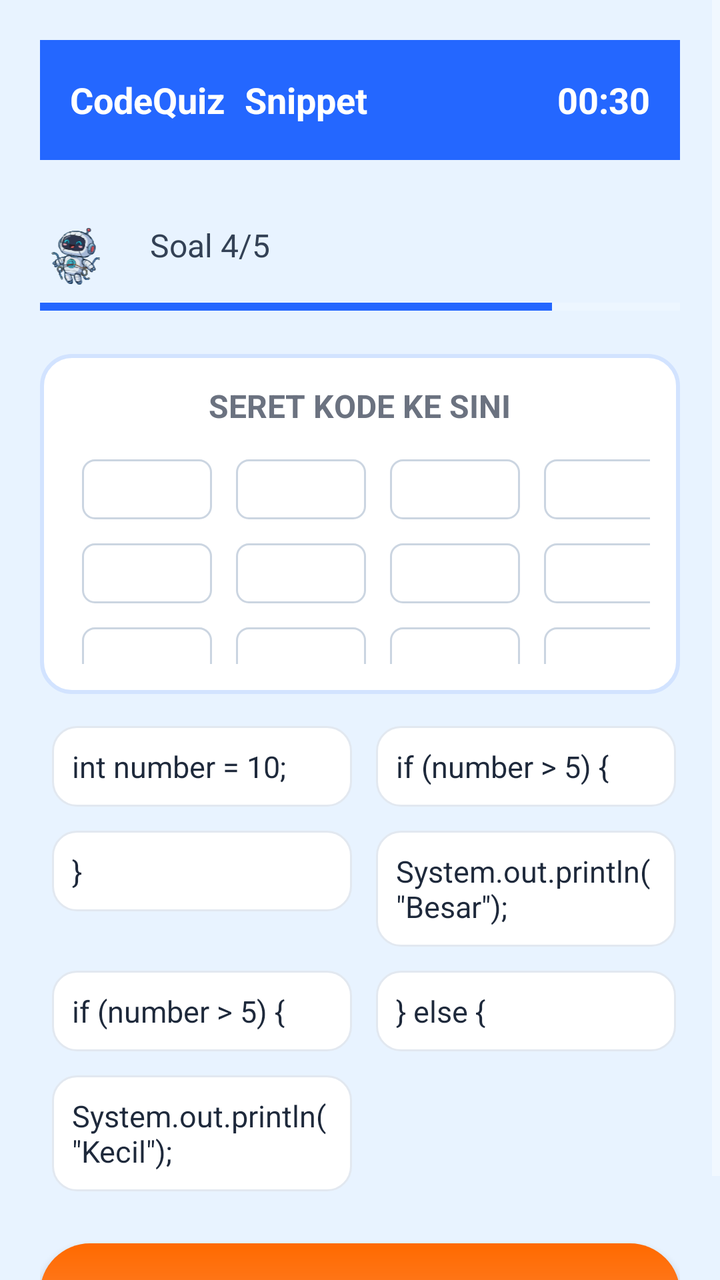
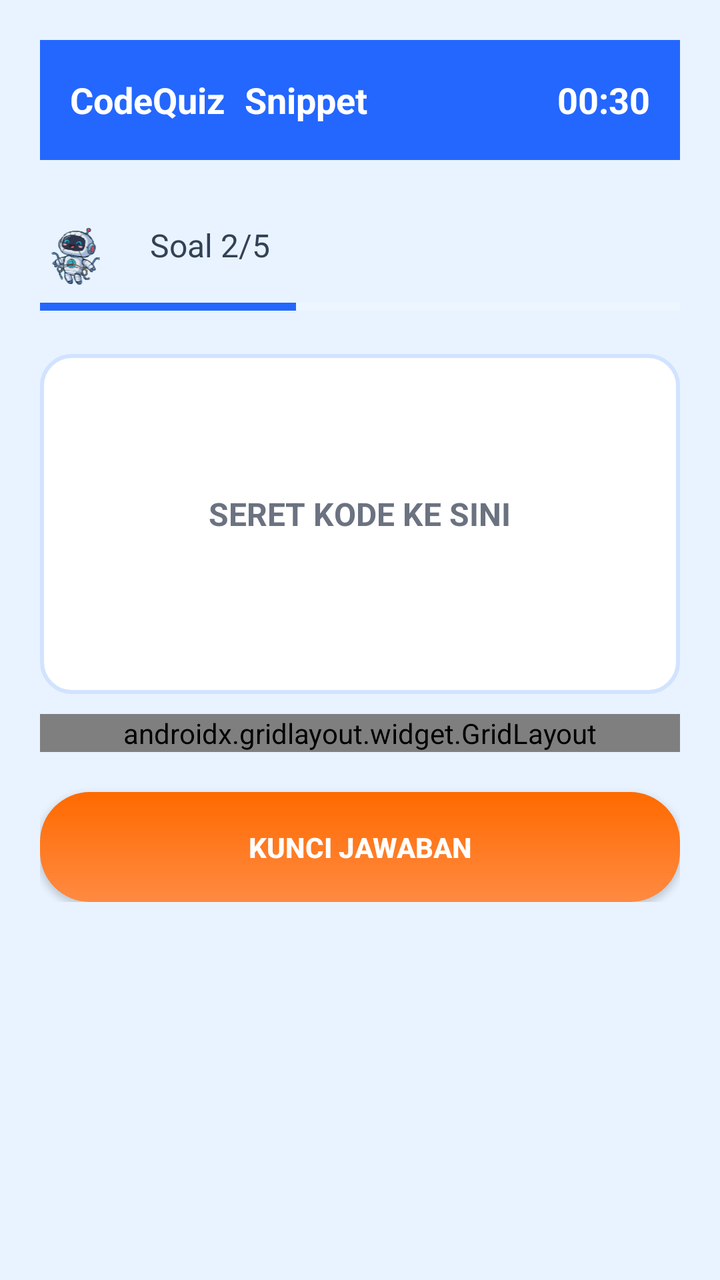

An Android layout rendered at two revisions. The XML below is the earlier revision; the diff shows what the commit changed to produce the second picture.
<!-- AndroidManifest.xml: application theme Theme.CodeQuizDAM -->
<!-- res/layout/activity_snippet.xml -->
<ScrollView xmlns:android="http://schemas.android.com/apk/res/android"
    android:layout_width="match_parent"
    android:layout_height="match_parent"
    android:background="#E8F3FF">

    <LinearLayout
        android:layout_width="match_parent"
        android:layout_height="wrap_content"
        android:orientation="vertical"
        android:padding="20dp">

        
        <LinearLayout
            android:layout_width="match_parent"
            android:layout_height="60dp"
            android:background="#2467FF"
            android:padding="15dp"
            android:radius="20dp"
            android:gravity="center_vertical"
            android:orientation="horizontal">

            <TextView
                android:layout_width="wrap_content"
                android:layout_height="wrap_content"
                android:text="CodeQuiz"
                android:textColor="#FFFFFF"
                android:textStyle="bold"
                android:textSize="18sp"/>

            <Space
                android:layout_width="10dp"
                android:layout_height="1dp"/>

            <TextView
                android:layout_width="0dp"
                android:layout_height="wrap_content"
                android:text="Snippet"
                android:textColor="#FFFFFF"
                android:layout_weight="1"
                android:textSize="18sp"
                android:textStyle="bold"/>

            <TextView
                android:id="@+id/timer"
                android:layout_width="wrap_content"
                android:layout_height="wrap_content"
                android:text="00:30"
                android:textColor="#FFFFFF"
                android:textStyle="bold"
                android:textSize="18sp"/>
        </LinearLayout>

        
        <LinearLayout
            android:layout_width="match_parent"
            android:layout_height="wrap_content"
            android:layout_marginTop="20dp"
            android:orientation="horizontal"
            android:gravity="center_vertical">

            <ImageView
                android:layout_width="45dp"
                android:layout_height="45dp"
                android:src="@drawable/robot_quiz"/>

            <TextView
                android:layout_width="wrap_content"
                android:layout_height="wrap_content"
                android:text="Soal 4/5"
                android:textColor="#334155"
                android:textSize="16sp"
                android:layout_marginLeft="10dp"/>
        </LinearLayout>

        
        <ProgressBar
            android:layout_width="match_parent"
            android:layout_height="7dp"
            android:progress="80"
            android:progressTint="#2467FF"
            android:backgroundTint="#BFD7FF"
            style="?android:attr/progressBarStyleHorizontal"
            android:layout_marginTop="5dp"/>

        
        <LinearLayout
            android:layout_width="match_parent"
            android:layout_height="170dp"
            android:background="@drawable/box_area"
            android:orientation="vertical"
            android:gravity="center"
            android:layout_marginTop="20dp"
            android:padding="15dp">

            <TextView
                android:layout_width="wrap_content"
                android:layout_height="wrap_content"
                android:text="SERET KODE KE SINI"
                android:textColor="#6B7280"
                android:textSize="16sp"
                android:textStyle="bold"
                android:layout_marginBottom="10dp"/>

            
            <GridLayout
                android:layout_width="wrap_content"
                android:layout_height="wrap_content"
                android:rowCount="3"
                android:columnCount="4"
                android:alignmentMode="alignMargins"
                android:rowOrderPreserved="false">

                
                <View
                    android:layout_width="65dp"
                    android:layout_height="30dp"
                    android:background="@drawable/code_empty_box"
                    android:layout_margin="6dp"/>
                <View android:layout_width="65dp" android:layout_height="30dp" android:background="@drawable/code_empty_box" android:layout_margin="6dp"/>
                <View android:layout_width="65dp" android:layout_height="30dp" android:background="@drawable/code_empty_box" android:layout_margin="6dp"/>
                <View android:layout_width="65dp" android:layout_height="30dp" android:background="@drawable/code_empty_box" android:layout_margin="6dp"/>

                <View android:layout_width="65dp" android:layout_height="30dp" android:background="@drawable/code_empty_box" android:layout_margin="6dp"/>
                <View android:layout_width="65dp" android:layout_height="30dp" android:background="@drawable/code_empty_box" android:layout_margin="6dp"/>
                <View android:layout_width="65dp" android:layout_height="30dp" android:background="@drawable/code_empty_box" android:layout_margin="6dp"/>
                <View android:layout_width="65dp" android:layout_height="30dp" android:background="@drawable/code_empty_box" android:layout_margin="6dp"/>

                <View android:layout_width="65dp" android:layout_height="30dp" android:background="@drawable/code_empty_box" android:layout_margin="6dp"/>
                <View android:layout_width="65dp" android:layout_height="30dp" android:background="@drawable/code_empty_box" android:layout_margin="6dp"/>
                <View android:layout_width="65dp" android:layout_height="30dp" android:background="@drawable/code_empty_box" android:layout_margin="6dp"/>
                <View android:layout_width="65dp" android:layout_height="30dp" android:background="@drawable/code_empty_box" android:layout_margin="6dp"/>

            </GridLayout>
        </LinearLayout>

        <GridLayout
            android:layout_width="match_parent"
            android:layout_height="wrap_content"
            android:columnCount="2"
            android:rowCount="4"
            android:alignmentMode="alignMargins"
            android:rowOrderPreserved="false"
            android:layout_marginTop="10dp">

            
            <TextView
                android:layout_width="150dp"
                android:layout_height="wrap_content"
                android:padding="10dp"
                android:background="@drawable/code_box"
                android:text="int number = 10;"
                android:textColor="#1E293B"
                android:textSize="15sp"
                android:layout_margin="6dp"/>

            
            <TextView
                android:layout_width="150dp"
                android:layout_height="wrap_content"
                android:padding="10dp"
                android:background="@drawable/code_box"
                android:text="if (number > 5) {"
                android:textColor="#1E293B"
                android:textSize="15sp"
                android:layout_margin="6dp"/>

            
            <TextView
                android:layout_width="150dp"
                android:layout_height="wrap_content"
                android:padding="10dp"
                android:background="@drawable/code_box"
                android:text="}"
                android:textColor="#1E293B"
                android:textSize="15sp"
                android:layout_margin="6dp"/>

            <TextView
                android:layout_width="150dp"
                android:layout_height="wrap_content"
                android:padding="10dp"
                android:background="@drawable/code_box"
                android:text='System.out.println(\"Besar\");'
                android:textColor="#1E293B"
                android:textSize="15sp"
                android:layout_margin="6dp"/>

            <TextView
                android:layout_width="150dp"
                android:layout_height="wrap_content"
                android:padding="10dp"
                android:background="@drawable/code_box"
                android:text="if (number > 5) {"
                android:textColor="#1E293B"
                android:textSize="15sp"
                android:layout_margin="6dp"/>

            <TextView
                android:layout_width="150dp"
                android:layout_height="wrap_content"
                android:padding="10dp"
                android:background="@drawable/code_box"
                android:text="} else {"
                android:textColor="#1E293B"
                android:textSize="15sp"
                android:layout_margin="6dp"/>

            <TextView
                android:layout_width="150dp"
                android:layout_height="wrap_content"
                android:padding="10dp"
                android:background="@drawable/code_box"
                android:text='System.out.println(\"Kecil\");'
            android:textColor="#1E293B"
            android:textSize="15sp"
            android:layout_margin="6dp"/>

        </GridLayout>

        
        <Button
            android:id="@+id/btnKuncisnippet"
            android:layout_width="match_parent"
            android:layout_height="55dp"
            android:text="KUNCI JAWABAN"
            android:textColor="#FFFFFF"
            android:textStyle="bold"
            android:background="@drawable/btn_orange1"
            android:layout_marginTop="20dp"/>

    </LinearLayout>

</ScrollView>
<!-- resources referenced by this layout -->
<resources>
  <!-- drawable box_area (drawable) -->
  <shape xmlns:android="http://schemas.android.com/apk/res/android"
      android:shape="rectangle">
      <solid android:color="#FFFFFF"/>
      <corners android:radius="15dp"/>
      <padding android:left="10dp" android:top="10dp" android:right="10dp" android:bottom="10dp"/>
      <stroke android:width="2dp" android:color="#D2E3FF"/>
  </shape>
  <!-- drawable btn_orange1 (drawable) -->
  <shape xmlns:android="http://schemas.android.com/apk/res/android"
      android:shape="rectangle">
      <gradient
          android:startColor="#FF8A42"
          android:endColor="#FF6A00"
          android:angle="90"/>
      <corners android:radius="25dp"/>
  </shape>
  <!-- drawable code_box (drawable) -->
  <shape xmlns:android="http://schemas.android.com/apk/res/android">
      <solid android:color="#FFFFFF"/>
      <corners android:radius="12dp"/>
      <stroke android:width="1dp" android:color="#E2E8F0"/>
  </shape>
  <!-- drawable code_empty_box (drawable) -->
  <shape xmlns:android="http://schemas.android.com/apk/res/android">
      <solid android:color="#FFFFFF"/>
      <corners android:radius="6dp"/>
      <stroke android:width="1dp" android:color="#CBD5E1"/>
  </shape>
  <!-- drawable robot_quiz: vector/xml drawable (drawable, 158744 chars, omitted) -->
  <style name="Theme.CodeQuizDAM" parent="Theme.AppCompat.NoActionBar" />
</resources>

<!-- the commit's change to res/layout/activity_snippet.xml (unified diff, before → after) -->
@@ -1,4 +1,6 @@
+<?xml version="1.0" encoding="utf-8"?>
 <ScrollView xmlns:android="http://schemas.android.com/apk/res/android"
+    xmlns:app="http://schemas.android.com/apk/res-auto"
     android:layout_width="match_parent"
     android:layout_height="match_parent"
     android:background="#E8F3FF">
@@ -15,7 +17,6 @@
             android:layout_height="60dp"
             android:background="#2467FF"
             android:padding="15dp"
-            android:radius="20dp"
             android:gravity="center_vertical"
             android:orientation="horizontal">
 
@@ -66,17 +67,17 @@
             <TextView
                 android:layout_width="wrap_content"
                 android:layout_height="wrap_content"
-                android:text="Soal 4/5"
+                android:text="Soal 2/5"
                 android:textColor="#334155"
                 android:textSize="16sp"
-                android:layout_marginLeft="10dp"/>
+                android:layout_marginStart="10dp"/>
         </LinearLayout>
 
         
         <ProgressBar
             android:layout_width="match_parent"
             android:layout_height="7dp"
-            android:progress="80"
+            android:progress="40"
             android:progressTint="#2467FF"
             android:backgroundTint="#BFD7FF"
             style="?android:attr/progressBarStyleHorizontal"
@@ -84,8 +85,10 @@
 
         
         <LinearLayout
+            android:id="@+id/drag_area"
             android:layout_width="match_parent"
-            android:layout_height="170dp"
+            android:layout_height="wrap_content"
+            android:minHeight="170dp"
             android:background="@drawable/box_area"
             android:orientation="vertical"
             android:gravity="center"
@@ -93,6 +96,7 @@
             android:padding="15dp">
 
             <TextView
+                android:id="@+id/drag_area_text"
                 android:layout_width="wrap_content"
                 android:layout_height="wrap_content"
                 android:text="SERET KODE KE SINI"
@@ -101,121 +105,60 @@
                 android:textStyle="bold"
                 android:layout_marginBottom="10dp"/>
 
-            
-            <GridLayout
-                android:layout_width="wrap_content"
-                android:layout_height="wrap_content"
-                android:rowCount="3"
-                android:columnCount="4"
-                android:alignmentMode="alignMargins"
-                android:rowOrderPreserved="false">
-
-                
-                <View
-                    android:layout_width="65dp"
-                    android:layout_height="30dp"
-                    android:background="@drawable/code_empty_box"
-                    android:layout_margin="6dp"/>
-                <View android:layout_width="65dp" android:layout_height="30dp" android:background="@drawable/code_empty_box" android:layout_margin="6dp"/>
-                <View android:layout_width="65dp" android:layout_height="30dp" android:background="@drawable/code_empty_box" android:layout_margin="6dp"/>
-                <View android:layout_width="65dp" android:layout_height="30dp" android:background="@drawable/code_empty_box" android:layout_margin="6dp"/>
-
-                <View android:layout_width="65dp" android:layout_height="30dp" android:background="@drawable/code_empty_box" android:layout_margin="6dp"/>
-                <View android:layout_width="65dp" android:layout_height="30dp" android:background="@drawable/code_empty_box" android:layout_margin="6dp"/>
-                <View android:layout_width="65dp" android:layout_height="30dp" android:background="@drawable/code_empty_box" android:layout_margin="6dp"/>
-                <View android:layout_width="65dp" android:layout_height="30dp" android:background="@drawable/code_empty_box" android:layout_margin="6dp"/>
-
-                <View android:layout_width="65dp" android:layout_height="30dp" android:background="@drawable/code_empty_box" android:layout_margin="6dp"/>
-                <View android:layout_width="65dp" android:layout_height="30dp" android:background="@drawable/code_empty_box" android:layout_margin="6dp"/>
-                <View android:layout_width="65dp" android:layout_height="30dp" android:background="@drawable/code_empty_box" android:layout_margin="6dp"/>
-                <View android:layout_width="65dp" android:layout_height="30dp" android:background="@drawable/code_empty_box" android:layout_margin="6dp"/>
-
-            </GridLayout>
         </LinearLayout>
 
-        <GridLayout
+        <androidx.gridlayout.widget.GridLayout
+            android:id="@+id/source_code_container"
             android:layout_width="match_parent"
             android:layout_height="wrap_content"
-            android:columnCount="2"
-            android:rowCount="4"
-            android:alignmentMode="alignMargins"
-            android:rowOrderPreserved="false"
+            app:columnCount="2"
+            app:rowCount="4"
+            app:alignmentMode="alignMargins"
             android:layout_marginTop="10dp">
 
-            
             <TextView
-                android:layout_width="150dp"
-                android:layout_height="wrap_content"
-                android:padding="10dp"
-                android:background="@drawable/code_box"
-                android:text="int number = 10;"
-                android:textColor="#1E293B"
-                android:textSize="15sp"
-                android:layout_margin="6dp"/>
-
-            
-            <TextView
-                android:layout_width="150dp"
-                android:layout_height="wrap_content"
-                android:padding="10dp"
-                android:background="@drawable/code_box"
-                android:text="if (number > 5) {"
-                android:textColor="#1E293B"
-                android:textSize="15sp"
-                android:layout_margin="6dp"/>
-
-            
-            <TextView
-                android:layout_width="150dp"
-                android:layout_height="wrap_content"
-                android:padding="10dp"
-                android:background="@drawable/code_box"
-                android:text="}"
-                android:textColor="#1E293B"
-                android:textSize="15sp"
-                android:layout_margin="6dp"/>
+                android:id="@+id/code_1"
+                style="@style/CodeSnippet"
+                android:tag="code_1"
+                android:text="int number = 10;"/>
 
             <TextView
-                android:layout_width="150dp"
-                android:layout_height="wrap_content"
-                android:padding="10dp"
-                android:background="@drawable/code_box"
-                android:text='System.out.println(\"Besar\");'
-                android:textColor="#1E293B"
-                android:textSize="15sp"
-                android:layout_margin="6dp"/>
+                android:id="@+id/code_2"
+                style="@style/CodeSnippet"
+                android:tag="code_2"
+                android:text="if (number > 5) {"/>
 
             <TextView
-                android:layout_width="150dp"
-                android:layout_height="wrap_content"
-                android:padding="10dp"
-                android:background="@drawable/code_box"
-                android:text="if (number > 5) {"
-                android:textColor="#1E293B"
-                android:textSize="15sp"
-                android:layout_margin="6dp"/>
+                android:id="@+id/code_3"
+                style="@style/CodeSnippet"
+                android:tag="code_3"
+                android:text="}"/>
 
             <TextView
-                android:layout_width="150dp"
-                android:layout_height="wrap_content"
-                android:padding="10dp"
-                android:background="@drawable/code_box"
-                android:text="} else {"
-                android:textColor="#1E293B"
-                android:textSize="15sp"
-                android:layout_margin="6dp"/>
+                android:id="@+id/code_4"
+                style="@style/CodeSnippet"
+                android:tag="code_4"
+                android:text="System.out.println(&quot;Besar&quot;);"/>
 
             <TextView
-                android:layout_width="150dp"
-                android:layout_height="wrap_content"
-                android:padding="10dp"
-                android:background="@drawable/code_box"
-                android:text='System.out.println(\"Kecil\");'
-            android:textColor="#1E293B"
-            android:textSize="15sp"
-            android:layout_margin="6dp"/>
+                android:id="@+id/code_5"
+                style="@style/CodeSnippet"
+                android:tag="code_5"
+                android:text="if (number > 5) {"/>
 
-        </GridLayout>
+            <TextView
+                android:id="@+id/code_6"
+                style="@style/CodeSnippet"
+                android:tag="code_6"
+                android:text="} else {"/>
+
+            <TextView
+                android:id="@+id/code_7"
+                style="@style/CodeSnippet"
+                android:tag="code_7"
+                android:text="System.out.println(&quot;Kecil&quot;);"/>
+
+        </androidx.gridlayout.widget.GridLayout>
 
         
         <Button
<!-- resource entries referenced after the edit -->
@@ -23,13 +23,16 @@
       <corners android:radius="12dp"/>
       <stroke android:width="1dp" android:color="#E2E8F0"/>
   </shape>
-  <!-- drawable code_empty_box (drawable) -->
-  <shape xmlns:android="http://schemas.android.com/apk/res/android">
-      <solid android:color="#FFFFFF"/>
-      <corners android:radius="6dp"/>
-      <stroke android:width="1dp" android:color="#CBD5E1"/>
-  </shape>
   <!-- drawable robot_quiz: vector/xml drawable (drawable, 158744 chars, omitted) -->
+  <style name="CodeSnippet">
+          <item name="android:layout_width">150dp</item>
+          <item name="android:layout_height">wrap_content</item>
+          <item name="android:padding">10dp</item>
+          <item name="android:background">@drawable/code_box</item>
+          <item name="android:textColor">#1E293B</item>
+          <item name="android:textSize">15sp</item>
+          <item name="android:layout_margin">6dp</item>
+      </style>
   <style name="Theme.CodeQuizDAM" parent="Theme.AppCompat.NoActionBar" />
 </resources>
 
